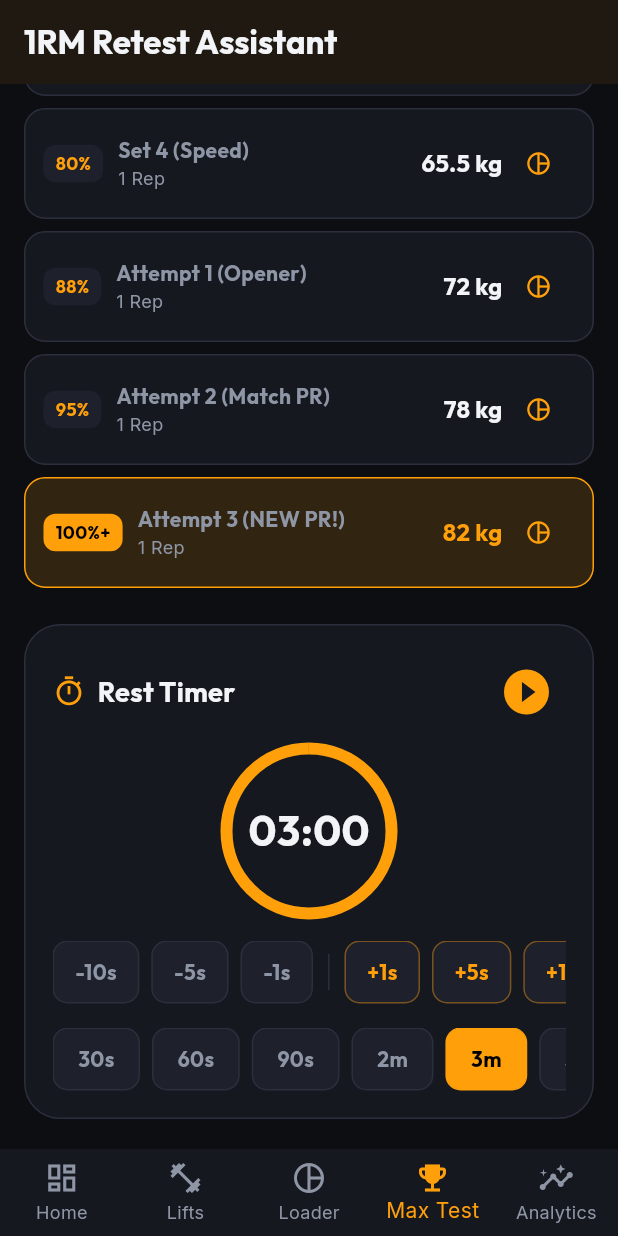
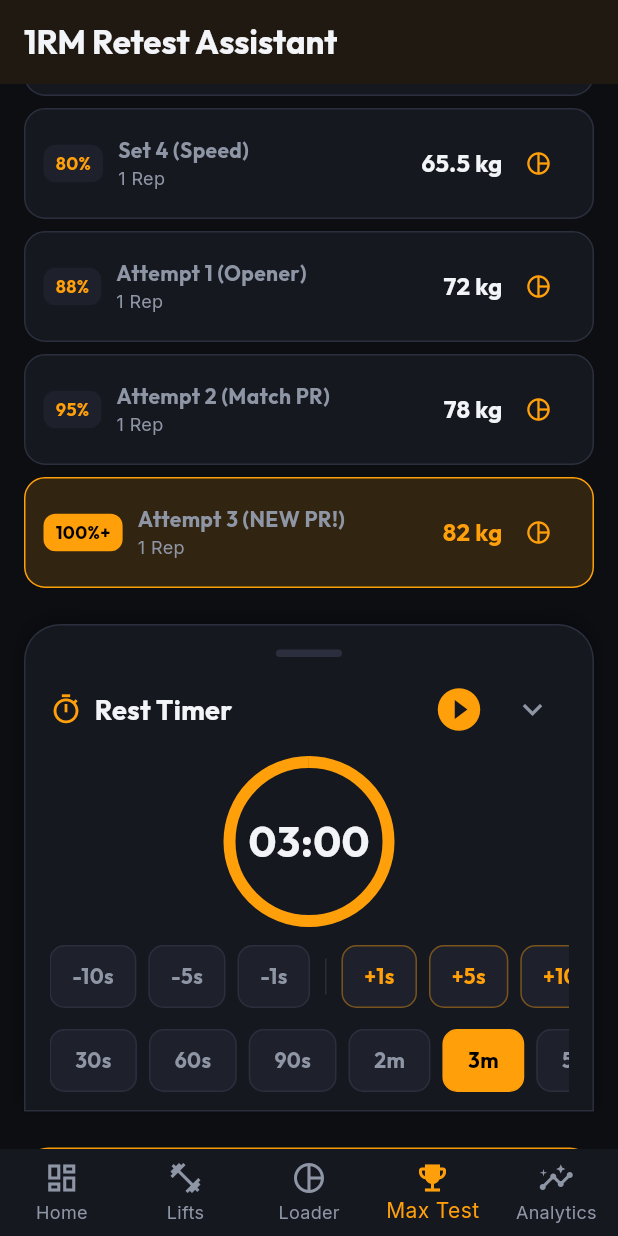
Before and after one commit to drexel-ue/oly, a Flutter app: the screen it shows after launch, item 4 of the bottom bar chosen, scrolled down 576 dp, on a phone screen of 412 x 824 dp. Run offline on Flutter 3.47's test engine with Material 3 defaults, Android fonts, the phone set to English and light mode, and no system bars; our stand-ins replace google_fonts, shared_preferences.

Commit message:
feat: Add drag handle to timer sheet with collapsible persistent snackbar mode

```diff
--- a/lib/views/workout_session_screen.dart
+++ b/lib/views/workout_session_screen.dart
@@ -34,6 +34,7 @@ class _WorkoutSessionScreenState extends State<WorkoutSessionScreen> {
   final Map<String, TextEditingController> _weightControllers = {};
   final Map<String, String> _swappedExerciseNames = {};
   final TextEditingController _notesController = TextEditingController();
+  final FocusNode _notesFocusNode = FocusNode();
 
   DateTime _startTime = DateTime.now();
   late bool _isLiveMode;
@@ -92,6 +93,7 @@ class _WorkoutSessionScreenState extends State<WorkoutSessionScreen> {
   @override
   void dispose() {
     _notesController.dispose();
+    _notesFocusNode.dispose();
     for (var controller in _weightControllers.values) {
       controller.dispose();
     }
@@ -422,6 +424,7 @@ class _WorkoutSessionScreenState extends State<WorkoutSessionScreen> {
                     // Session Notes input
                     TextField(
                       controller: _notesController,
+                      focusNode: _notesFocusNode,
                       maxLines: 2,
                       style: GoogleFonts.inter(color: AppTheme.textPrimary),
                       decoration: InputDecoration(
@@ -503,7 +506,7 @@ class _WorkoutSessionScreenState extends State<WorkoutSessionScreen> {
               ),
             ),
             // Embedded Rest Timer at bottom
-            const RestTimerWidget(),
+            RestTimerWidget(notesFocusNode: _notesFocusNode),
           ],
         ),
       ),
--- a/lib/widgets/rest_timer_widget.dart
+++ b/lib/widgets/rest_timer_widget.dart
@@ -9,11 +9,13 @@ import '../theme/app_theme.dart';
 class RestTimerWidget extends StatefulWidget {
   final int initialSeconds;
   final VoidCallback? onFinished;
+  final FocusNode? notesFocusNode;
 
   const RestTimerWidget({
     super.key,
     this.initialSeconds = 120, // Default 2 min rest for Olympic lifting
     this.onFinished,
+    this.notesFocusNode,
   });
 
   @override
@@ -25,18 +27,29 @@ class _RestTimerWidgetState extends State<RestTimerWidget> {
   late int _totalSeconds;
   late int _secondsRemaining;
   bool _isRunning = false;
+  bool _isMinimized = false;
 
   @override
   void initState() {
     super.initState();
     _totalSeconds = widget.initialSeconds;
     _secondsRemaining = widget.initialSeconds;
+    widget.notesFocusNode?.addListener(_handleFocusChange);
   }
 
   @override
   void dispose() {
+    widget.notesFocusNode?.removeListener(_handleFocusChange);
     _timer?.cancel();
     super.dispose();
+  }
+
+  void _handleFocusChange() {
+    if (widget.notesFocusNode?.hasFocus == true && !_isMinimized) {
+      setState(() {
+        _isMinimized = true;
+      });
+    }
   }
 
   void _toggleTimer() {
@@ -117,15 +130,72 @@ class _RestTimerWidgetState extends State<RestTimerWidget> {
   Widget build(BuildContext context) {
     final progress = _totalSeconds > 0 ? _secondsRemaining / _totalSeconds : 0.0;
 
-    return Container(
-      padding: const EdgeInsets.all(18),
+    return GestureDetector(
+      onVerticalDragEnd: (details) {
+        if (details.primaryVelocity != null) {
+          if (details.primaryVelocity! > 200) {
+            // Dragged down -> Minimize
+            setState(() => _isMinimized = true);
+          } else if (details.primaryVelocity! < -200) {
+            // Dragged up -> Expand
+            setState(() => _isMinimized = false);
+          }
+        }
+      },
+      child: AnimatedContainer(
+        duration: const Duration(milliseconds: 300),
+        curve: Curves.easeInOut,
+        padding: const EdgeInsets.symmetric(horizontal: 16, vertical: 12),
         decoration: BoxDecoration(
           color: AppTheme.surfaceCard,
-        borderRadius: BorderRadius.circular(24),
+          borderRadius: const BorderRadius.vertical(top: Radius.circular(24)),
           border: Border.all(color: AppTheme.borderColor),
+          boxShadow: [
+            BoxShadow(
+              color: Colors.black.withValues(alpha: 0.3),
+              blurRadius: 10,
+              offset: const Offset(0, -4),
             ),
-      child: Column(
+          ],
+        ),
+        child: AnimatedCrossFade(
+          duration: const Duration(milliseconds: 300),
+          crossFadeState: _isMinimized
+              ? CrossFadeState.showSecond
+              : CrossFadeState.showFirst,
+          firstChild: _buildExpandedView(progress),
+          secondChild: _buildCollapsedBar(progress),
+        ),
+      ),
+    );
+  }
+
+  Widget _buildExpandedView(double progress) {
+    return Column(
+      key: const ValueKey('expanded'),
+      mainAxisSize: MainAxisSize.min,
       children: [
+        // Drag Handle Pill
+        GestureDetector(
+          onTap: () => setState(() => _isMinimized = true),
+          child: Container(
+            width: double.infinity,
+            padding: const EdgeInsets.symmetric(vertical: 4),
+            color: Colors.transparent,
+            child: Center(
+              child: Container(
+                width: 44,
+                height: 5,
+                decoration: BoxDecoration(
+                  color: AppTheme.borderColor,
+                  borderRadius: BorderRadius.circular(3),
+                ),
+              ),
+            ),
+          ),
+        ),
+        const SizedBox(height: 6),
+
         // Header Row
         Row(
           mainAxisAlignment: MainAxisAlignment.spaceBetween,
@@ -144,25 +214,34 @@ class _RestTimerWidgetState extends State<RestTimerWidget> {
                 ),
               ],
             ),
+            Row(
+              children: [
                 IconButton(
                   icon: Icon(
                     _isRunning ? Icons.pause_circle_filled : Icons.play_circle_fill,
                     color: AppTheme.primaryAmber,
-                  size: 36,
+                    size: 34,
                   ),
                   onPressed: _toggleTimer,
                 ),
+                IconButton(
+                  icon: const Icon(Icons.keyboard_arrow_down, color: AppTheme.textSecondary, size: 26),
+                  tooltip: 'Minimize Timer Bar',
+                  onPressed: () => setState(() => _isMinimized = true),
+                ),
               ],
             ),
-          const SizedBox(height: 12),
+          ],
+        ),
+        const SizedBox(height: 10),
 
         // Central Circular Progress Timer Readout
         Stack(
           alignment: Alignment.center,
           children: [
             SizedBox(
-                width: 110,
-                height: 110,
+              width: 106,
+              height: 106,
               child: CircularProgressIndicator(
                 value: progress,
                 strokeWidth: 8,
@@ -180,7 +259,7 @@ class _RestTimerWidgetState extends State<RestTimerWidget> {
             ),
           ],
         ),
-          const SizedBox(height: 18),
+        const SizedBox(height: 16),
 
         // Horizontal Quick Adjustment Buttons (-10s -5s -1s | +1s +5s +10s)
         SingleChildScrollView(
@@ -207,7 +286,7 @@ class _RestTimerWidgetState extends State<RestTimerWidget> {
             ],
           ),
         ),
-          const SizedBox(height: 16),
+        const SizedBox(height: 14),
 
         // Horizontal Preset Duration Selectors (30s, 60s, 90s, 2m, 3m, 5m)
         SingleChildScrollView(
@@ -230,6 +309,74 @@ class _RestTimerWidgetState extends State<RestTimerWidget> {
           ),
         ),
       ],
+    );
+  }
+
+  Widget _buildCollapsedBar(double progress) {
+    return GestureDetector(
+      key: const ValueKey('collapsed'),
+      onTap: () => setState(() => _isMinimized = false),
+      child: Container(
+        height: 48,
+        color: Colors.transparent,
+        child: Row(
+          mainAxisAlignment: MainAxisAlignment.spaceBetween,
+          children: [
+            // Left: Timer Icon + Time Readout + Mini Progress Indicator
+            Row(
+              children: [
+                SizedBox(
+                  width: 24,
+                  height: 24,
+                  child: CircularProgressIndicator(
+                    value: progress,
+                    strokeWidth: 3,
+                    backgroundColor: AppTheme.surfaceElevated,
+                    valueColor: const AlwaysStoppedAnimation<Color>(AppTheme.primaryAmber),
+                  ),
+                ),
+                const SizedBox(width: 12),
+                Text(
+                  _formattedTime,
+                  style: GoogleFonts.outfit(
+                    fontSize: 20,
+                    fontWeight: FontWeight.bold,
+                    color: AppTheme.primaryAmber,
+                  ),
+                ),
+                const SizedBox(width: 8),
+                Text(
+                  _isRunning ? 'RESTING' : 'PAUSED',
+                  style: GoogleFonts.outfit(
+                    fontSize: 11,
+                    fontWeight: FontWeight.bold,
+                    color: AppTheme.textSecondary,
+                    letterSpacing: 1.0,
+                  ),
+                ),
+              ],
+            ),
+
+            // Right: Play/Pause button + Expand Chevron
+            Row(
+              children: [
+                IconButton(
+                  icon: Icon(
+                    _isRunning ? Icons.pause : Icons.play_arrow,
+                    color: AppTheme.primaryAmber,
+                    size: 24,
+                  ),
+                  onPressed: _toggleTimer,
+                ),
+                const Icon(
+                  Icons.keyboard_arrow_up,
+                  color: AppTheme.textSecondary,
+                  size: 24,
+                ),
+              ],
+            ),
+          ],
+        ),
       ),
     );
   }
```
Lines whose indentation alone changed are shown as unchanged.
